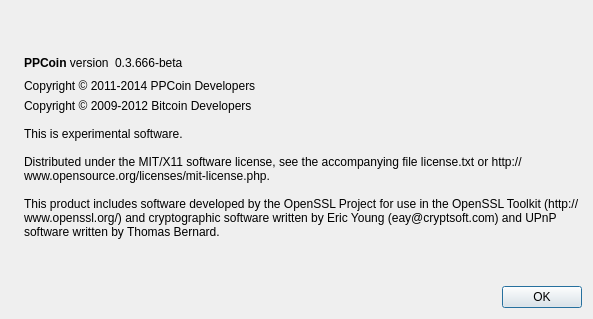
Before: the Qt Designer form src/qt/forms/aboutdialog.ui in Earlz/firepeer, drawn with Qt 5.
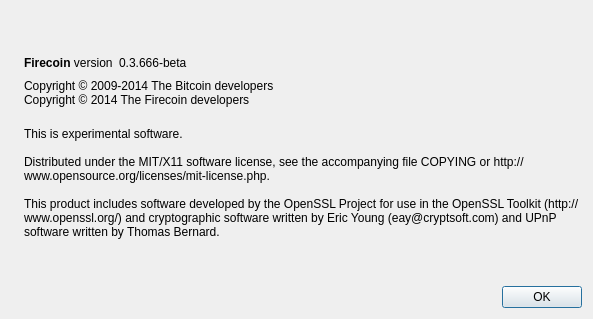
After: the same form once the commit is applied. Icons and pictures are not drawn.

Diff of the .ui file:
```diff
--- a/src/qt/forms/aboutdialog.ui
+++ b/src/qt/forms/aboutdialog.ui
@@ -50,7 +50,7 @@
        <item>
         <widget class="QLabel" name="label">
          <property name="text">
-          <string>&lt;b&gt;PPCoin&lt;/b&gt; version</string>
+          <string>&lt;b&gt;Firecoin&lt;/b&gt; version</string>
          </property>
          <property name="textInteractionFlags">
           <set>Qt::LinksAccessibleByMouse|Qt::TextSelectableByKeyboard|Qt::TextSelectableByMouse</set>
@@ -62,9 +62,6 @@
          <property name="text">
           <string notr="true">0.3.666-beta</string>
          </property>
-         <property name="textFormat">
-          <enum>Qt::RichText</enum>
-         </property>
          <property name="textInteractionFlags">
           <set>Qt::LinksAccessibleByMouse|Qt::TextSelectableByKeyboard|Qt::TextSelectableByMouse</set>
          </property>
@@ -86,12 +83,13 @@
       </layout>
      </item>
      <item>
-      <widget class="QLabel" name="label_ppcoin_copyright">
-       <property name="text">
-        <string>Copyright © 2011-2014 PPCoin Developers</string>
+      <widget class="QLabel" name="copyrightLabel">
+       <property name="cursor">
+        <cursorShape>IBeamCursor</cursorShape>
        </property>
-       <property name="wordWrap">
-        <bool>true</bool>
+       <property name="text">
+        <string>Copyright © 2009-2014 The Bitcoin developers
+Copyright © 2014 The Firecoin developers</string>
        </property>
        <property name="textInteractionFlags">
         <set>Qt::LinksAccessibleByMouse|Qt::TextSelectableByKeyboard|Qt::TextSelectableByMouse</set>
@@ -101,11 +99,10 @@
      <item>
       <widget class="QLabel" name="label_2">
        <property name="text">
-        <string>Copyright © 2009-2012 Bitcoin Developers
-
+        <string>
 This is experimental software.
 
-Distributed under the MIT/X11 software license, see the accompanying file license.txt or http://www.opensource.org/licenses/mit-license.php.
+Distributed under the MIT/X11 software license, see the accompanying file COPYING or http://www.opensource.org/licenses/mit-license.php.
 
 This product includes software developed by the OpenSSL Project for use in the OpenSSL Toolkit (http://www.openssl.org/) and cryptographic software written by Eric Young (eay@cryptsoft.com) and UPnP software written by Thomas Bernard.</string>
        </property>
```
Left out of the diff: 14 changed lines with no effect on the pictures.
